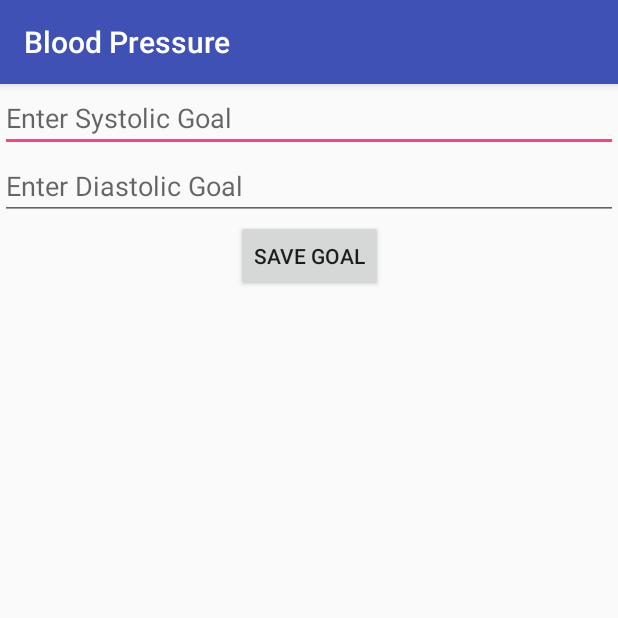
After one commit to ianvol/bloodpressureble, an Android app: the fragment GoalFragment shown on its own in the app's theme, on a phone screen of 412 x 824 dp, the top half of it. The commit adds this screen. Run offline under Robolectric (Android 15) with nearby library versions, the phone set to English and light mode, and no system bars; 1 statement that could not run was skipped.

Commit message:
Make goals, save

```diff
--- /dev/null
+++ b/app/src/main/java/com/example/bloodpressure/ui/goal/GoalFragment.java
@@ -0,0 +1,75 @@
+package com.example.bloodpressure.ui.goal;
+
+import android.content.Context;
+import android.content.SharedPreferences;
+import android.os.Bundle;
+import android.view.LayoutInflater;
+import android.view.View;
+import android.view.ViewGroup;
+import android.widget.Button;
+import android.widget.EditText;
+import android.widget.Toast;
+
+import androidx.annotation.NonNull;
+import androidx.annotation.Nullable;
+import androidx.fragment.app.Fragment;
+
+import com.example.bloodpressure.R;
+
+public class GoalFragment extends Fragment {
+
+    private EditText systolicGoalInput;
+    private EditText diastolicGoalInput;
+
+    private static final String goalsFile = "BloodPressurePrefs";
+    private static final String SYSTOLIC_GOAL = "systolic_goal";
+    private static final String DIASTOLIC_GOAL = "diastolic_goal";
+
+    @Nullable
+    @Override
+    public View onCreateView(@NonNull LayoutInflater inflater, @Nullable ViewGroup container, @Nullable Bundle savedInstanceState) {
+        View root = inflater.inflate(R.layout.fragment_goal, container, false);
+
+        systolicGoalInput = root.findViewById(R.id.systolic_goal_input);
+        diastolicGoalInput = root.findViewById(R.id.diastolic_goal_input);
+        Button saveButton = root.findViewById(R.id.button_save_goal);
+
+        loadGoals();
+
+        saveButton.setOnClickListener(v -> {
+            String systolicGoal = systolicGoalInput.getText().toString();
+            String diastolicGoal = diastolicGoalInput.getText().toString();
+
+            if (systolicGoal.isEmpty() || diastolicGoal.isEmpty()) {
+                Toast.makeText(getActivity(), "Please enter both goals", Toast.LENGTH_SHORT).show();
+                return;
+            }
+
+            saveGoals(systolicGoal, diastolicGoal);
+            Toast.makeText(getActivity(), "Goals saved", Toast.LENGTH_SHORT).show();
+        });
+
+        return root;
+    }
+
+    private void saveGoals(String systolicGoal, String diastolicGoal) {
+        SharedPreferences sharedPreferences = getActivity().getSharedPreferences(goalsFile, Context.MODE_PRIVATE);
+        SharedPreferences.Editor editor = sharedPreferences.edit();
+        editor.putString(SYSTOLIC_GOAL, systolicGoal);
+        editor.putString(DIASTOLIC_GOAL, diastolicGoal);
+        editor.apply();
+    }
+
+    private void loadGoals() {
+        SharedPreferences sharedPreferences = getActivity().getSharedPreferences(goalsFile, Context.MODE_PRIVATE);
+        String savedSystolicGoal = sharedPreferences.getString(SYSTOLIC_GOAL, "");
+        String savedDiastolicGoal = sharedPreferences.getString(DIASTOLIC_GOAL, "");
+
+        if (!savedSystolicGoal.isEmpty()) {
+            systolicGoalInput.setText(savedSystolicGoal);
+        }
+        if (!savedDiastolicGoal.isEmpty()) {
+            diastolicGoalInput.setText(savedDiastolicGoal);
+        }
+    }
+}
--- a/app/src/main/res/layout/activity_main.xml
+++ b/app/src/main/res/layout/activity_main.xml
@@ -20,6 +20,7 @@
         android:layout_height="wrap_content"
         android:layout_alignParentBottom="true"
         android:background="?android:attr/windowBackground"
+		app:labelVisibilityMode="labeled"
         app:menu="@menu/bottom_nav_menu" />
 
 </RelativeLayout>
--- /dev/null
+++ b/app/src/main/res/layout/fragment_goal.xml
@@ -0,0 +1,38 @@
+<?xml version="1.0" encoding="utf-8"?>
+<androidx.constraintlayout.widget.ConstraintLayout
+    xmlns:android="http://schemas.android.com/apk/res/android"
+    xmlns:app="http://schemas.android.com/apk/res-auto"
+    xmlns:tools="http://schemas.android.com/tools"
+    android:layout_width="match_parent"
+    android:layout_height="match_parent"
+    tools:context=".ui.goal.GoalFragment">
+
+    <EditText
+        android:id="@+id/systolic_goal_input"
+        android:layout_width="0dp"
+        android:layout_height="wrap_content"
+        android:hint="Enter Systolic Goal"
+        android:inputType="number"
+        app:layout_constraintTop_toTopOf="parent"
+        app:layout_constraintStart_toStartOf="parent"
+        app:layout_constraintEnd_toEndOf="parent" />
+
+    <EditText
+        android:id="@+id/diastolic_goal_input"
+        android:layout_width="0dp"
+        android:layout_height="wrap_content"
+        android:hint="Enter Diastolic Goal"
+        android:inputType="number"
+        app:layout_constraintTop_toBottomOf="@id/systolic_goal_input"
+        app:layout_constraintStart_toStartOf="parent"
+        app:layout_constraintEnd_toEndOf="parent" />
+
+    <Button
+        android:id="@+id/button_save_goal"
+        android:layout_width="wrap_content"
+        android:layout_height="wrap_content"
+        android:text="Save Goal"
+        app:layout_constraintTop_toBottomOf="@id/diastolic_goal_input"
+        app:layout_constraintStart_toStartOf="parent"
+        app:layout_constraintEnd_toEndOf="parent" />
+</androidx.constraintlayout.widget.ConstraintLayout>
--- a/app/src/main/res/menu/bottom_nav_menu.xml
+++ b/app/src/main/res/menu/bottom_nav_menu.xml
@@ -12,6 +12,11 @@
         android:title="@string/title_dashboard" />
 
     <item
+        android:id="@+id/navigation_goal"
+        android:icon="@android:drawable/ic_dialog_info"
+        android:title="@string/title_goal" />
+
+	<item
         android:id="@+id/navigation_notifications"
         android:icon="@drawable/ic_notifications_black_24dp"
         android:title="@string/title_notifications" />
--- a/app/src/main/res/values/strings.xml
+++ b/app/src/main/res/values/strings.xml
@@ -1,8 +1,9 @@
 <resources>
     <string name="app_name">Blood Pressure</string>
-    <string name="title_home">Home</string>
+    <string name="title_home">Measure</string>
     <string name="title_dashboard">Results</string>
     <string name="title_notifications">Selection</string>
+	<string name="title_goal">My Goal</string>
     <string-array name="times">
         <item>Today</item>
         <item>Last 8 Readings</item>
```
Also changed, not shown: app/src/main/res/navigation/mobile_navigation.xml (+7 -0 lines).
